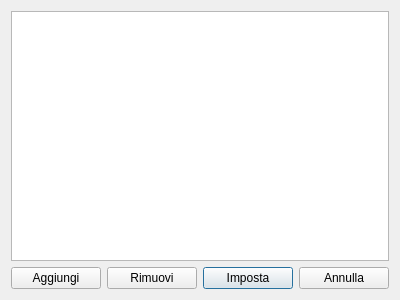
The window that qcostgui/attributechangedialog.ui (mickele77/qcost) describes before a commit, drawn with Qt 5.
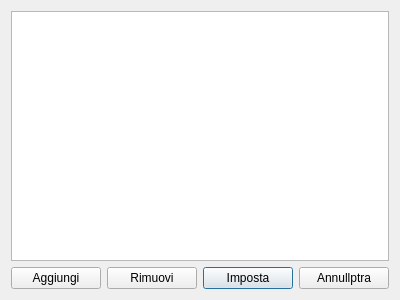
The same window after the commit.

The edit to the form file:
```diff
--- a/qcostgui/attributechangedialog.ui
+++ b/qcostgui/attributechangedialog.ui
@@ -38,7 +38,7 @@
    <item row="1" column="3">
     <widget class="QPushButton" name="cancelPushButton">
      <property name="text">
-      <string>Annulla</string>
+      <string>Annullptra</string>
      </property>
     </widget>
    </item>
```
